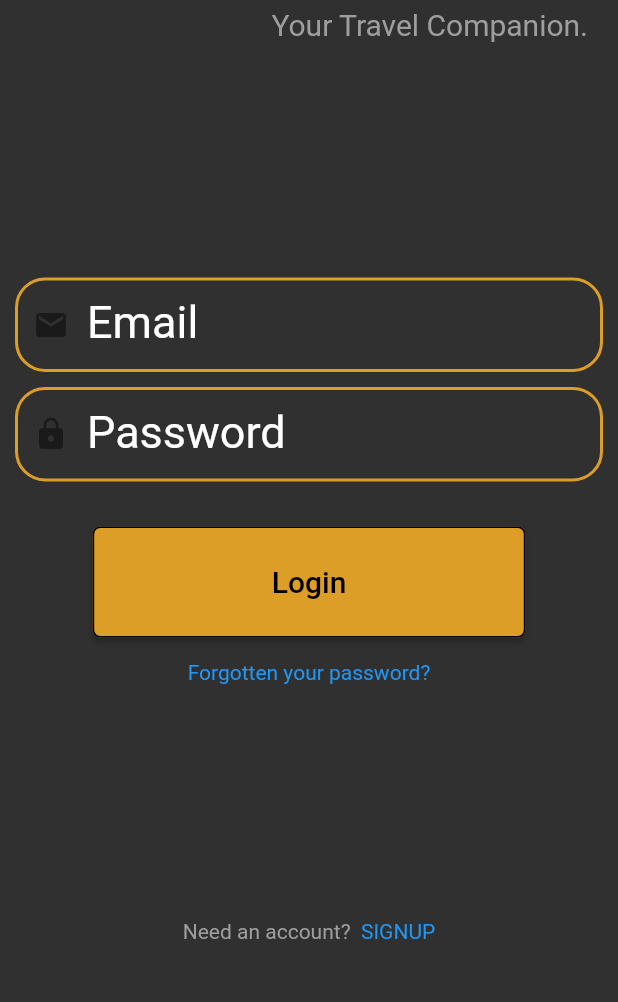
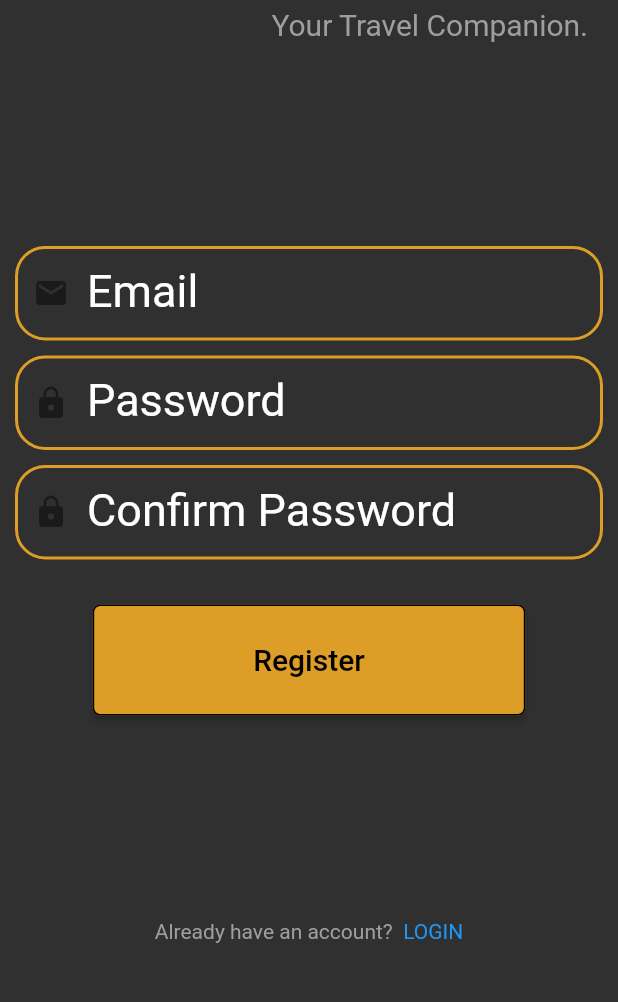
Before and after one commit to Karimajed9/RouteScout, a Flutter app: the Login screen opened by its route, after a tap on "SIGNUP", on a phone screen of 412 x 824 dp, the part 186-1188 px from its top. Run offline on Flutter 3.47's test engine with Material 2 defaults, Android fonts, the phone set to English and light mode, and no system bars; our stand-ins replace auto_size_text, connectivity, flutter_offline, numberpicker, shared_preferences; missing offline and left inert: animator, date_range_picker; accounts and stored records are empty; Roboto replaces fonts that are missing (Raleway).

Commit message:
Added Registering

```diff
--- a/airline/lib/screens/login.dart
+++ b/airline/lib/screens/login.dart
@@ -1,4 +1,6 @@
 import 'package:flutter/material.dart';
+
+import './register.dart';
 
 class Login extends StatefulWidget {
   //const Login({Key key}) : super(key: key);
@@ -280,7 +282,12 @@ class _LoginState extends State<Login> {
                                 color: Colors.blue,
                               ),
                             ),
-                            onTap: () {},
+                            onTap: () {
+                              var route = MaterialPageRoute(
+                                builder: (BuildContext context) => Register(),
+                              );
+                              Navigator.of(context).push(route);
+                            },
                           ),
                         ],
                       ),
--- /dev/null
+++ b/airline/lib/screens/register.dart
@@ -0,0 +1,329 @@
+import 'package:flutter/material.dart';
+
+import './login.dart';
+
+class Register extends StatefulWidget {
+  //const Login({Key key}) : super(key: key);
+  @override
+  _RegisterState createState() => _RegisterState();
+}
+
+class _RegisterState extends State<Register> {
+  bool _logged = false;
+  TextEditingController emailController;
+  TextEditingController passwordController;
+  TextEditingController confirmpasswordController;
+  final _formKey = GlobalKey<FormState>();
+
+  @override
+  void initState() {
+    super.initState();
+    emailController = new TextEditingController(text: '');
+    passwordController = new TextEditingController(text: '');
+    confirmpasswordController = new TextEditingController(text: '');
+  }
+
+  @override
+  void dispose() {
+    emailController.dispose();
+    passwordController.dispose();
+    confirmpasswordController.dispose();
+    super.dispose();
+  }
+
+  Widget loggedIn() {
+    return Center(
+      child: Column(
+          mainAxisAlignment: MainAxisAlignment.center,
+          children: <Widget>[
+            Text("You are logged in!"),
+            FlatButton(
+              onPressed: () {
+                setState(() {
+                  _logged = false;
+                });
+              },
+              child: Text(
+                "Logout",
+              ),
+            )
+          ]),
+    );
+  }
+
+  @override
+  Widget build(BuildContext context) {
+    final mediaQuery = MediaQuery.of(context);
+    return Scaffold(
+      backgroundColor: Colors.grey[850],
+      body: _logged
+          ? loggedIn()
+          : SingleChildScrollView(
+              child: GestureDetector(
+                behavior: HitTestBehavior.translucent,
+                onTap: () {
+                  FocusScope.of(context).unfocus();
+                },
+                child: Container(
+                  width: double.maxFinite,
+                  height: mediaQuery.size.height -
+                      mediaQuery.padding.bottom -
+                      kBottomNavigationBarHeight,
+                  padding: EdgeInsets.only(
+                    top: 15,
+                    left: 10,
+                    right: 10,
+                    bottom: 15,
+                  ),
+                  child: Column(
+                    mainAxisAlignment: MainAxisAlignment.spaceBetween,
+                    crossAxisAlignment: CrossAxisAlignment.center,
+                    children: <Widget>[
+                      Column(
+                        children: <Widget>[
+                          Padding(
+                            padding: const EdgeInsets.only(
+                              bottom: 5,
+                              left: 10,
+                              top: 50,
+                            ),
+                            child: Row(
+                              children: <Widget>[
+                                Text("RouteScout",
+                                    style: TextStyle(
+                                      color: Color.fromRGBO(220, 158, 38, 1),
+                                      fontSize: 50,
+                                    )),
+                              ],
+                            ),
+                          ),
+                          Padding(
+                            padding: const EdgeInsets.only(right: 10),
+                            child: Row(
+                              mainAxisAlignment: MainAxisAlignment.end,
+                              children: <Widget>[
+                                Text(
+                                  "Your Travel Companion.",
+                                  style: TextStyle(
+                                      color: Colors.grey, fontSize: 20),
+                                ),
+                              ],
+                            ),
+                          ),
+                        ],
+                      ),
+                      Theme(
+                        data: new ThemeData(
+                          primaryColor: Color.fromRGBO(220, 158, 38, 1),
+                        ),
+                        child: Form(
+                          key: _formKey,
+                          child: Column(
+                            children: <Widget>[
+                              TextFormField(
+                                maxLines: 1,
+                                controller: emailController,
+                                cursorColor: Colors.grey,
+                                decoration: InputDecoration(
+                                  labelText: 'Email',
+                                  labelStyle: TextStyle(
+                                    color: Colors.white,
+                                    fontSize: 30,
+                                  ),
+                                  prefixIcon: Icon(Icons.email),
+                                  border: new OutlineInputBorder(
+                                    gapPadding: 0,
+                                    borderRadius:
+                                        new BorderRadius.circular(20.0),
+                                  ),
+                                  enabledBorder: new OutlineInputBorder(
+                                    gapPadding: 0,
+                                    borderRadius:
+                                        new BorderRadius.circular(20.0),
+                                    borderSide: BorderSide(
+                                      color: Color.fromRGBO(220, 158, 38, 1),
+                                      width: 2.0,
+                                    ),
+                                  ),
+                                ),
+                                keyboardType: TextInputType.emailAddress,
+                                style: TextStyle(
+                                  color: Color.fromRGBO(220, 158, 38, 1),
+                                  fontSize: 20,
+                                ),
+                                validator: (value) {
+                                  Pattern pattern =
+                                      r'^(([^<>()[\]\\.,;:\s@\"]+(\.[^<>()[\]\\.,;:\s@\"]+)*)|(\".+\"))@((\[[0-9]{1,3}\.[0-9]{1,3}\.[0-9]{1,3}\.[0-9]{1,3}\])|(([a-zA-Z\-0-9]+\.)+[a-zA-Z]{2,}))$';
+                                  RegExp regex = new RegExp(pattern);
+                                  if (!regex.hasMatch(value))
+                                    return 'Please Enter a Valid Email';
+                                  else
+                                    return null;
+                                },
+                              ),
+                              Padding(
+                                padding: EdgeInsets.symmetric(vertical: 5),
+                              ),
+                              TextFormField(
+                                controller: passwordController,
+                                cursorColor: Colors.grey,
+                                maxLines: 1,
+                                decoration: InputDecoration(
+                                  labelText: 'Password',
+                                  labelStyle: TextStyle(
+                                    color: Colors.white,
+                                    fontSize: 30,
+                                  ),
+                                  prefixIcon: Icon(Icons.lock),
+                                  border: new OutlineInputBorder(
+                                    borderSide: BorderSide(color: Colors.blue),
+                                    gapPadding: 0,
+                                    borderRadius:
+                                        new BorderRadius.circular(20.0),
+                                  ),
+                                  enabledBorder: new OutlineInputBorder(
+                                    gapPadding: 0,
+                                    borderRadius:
+                                        new BorderRadius.circular(20.0),
+                                    borderSide: BorderSide(
+                                      color: Color.fromRGBO(220, 158, 38, 1),
+                                      width: 2.0,
+                                    ),
+                                  ),
+                                ),
+                                obscureText: true,
+                                enableInteractiveSelection: false,
+                                style: TextStyle(
+                                  color: Color.fromRGBO(220, 158, 38, 1),
+                                  fontSize: 20,
+                                ),
+                                validator: (value) {
+                                  if (value.isEmpty) {
+                                    return 'Please Enter a Valid Password';
+                                  }
+                                  return null;
+                                },
+                              ),
+                              Padding(
+                                padding: EdgeInsets.symmetric(vertical: 5),
+                              ),
+                              TextFormField(
+                                controller: confirmpasswordController,
+                                cursorColor: Colors.grey,
+                                maxLines: 1,
+                                decoration: InputDecoration(
+                                  labelText: 'Confirm Password',
+                                  labelStyle: TextStyle(
+                                    color: Colors.white,
+                                    fontSize: 30,
+                                  ),
+                                  prefixIcon: Icon(Icons.lock),
+                                  border: new OutlineInputBorder(
+                                    borderSide: BorderSide(color: Colors.blue),
+                                    gapPadding: 0,
+                                    borderRadius:
+                                        new BorderRadius.circular(20.0),
+                                  ),
+                                  enabledBorder: new OutlineInputBorder(
+                                    gapPadding: 0,
+                                    borderRadius:
+                                        new BorderRadius.circular(20.0),
+                                    borderSide: BorderSide(
+                                      color: Color.fromRGBO(220, 158, 38, 1),
+                                      width: 2.0,
+                                    ),
+                                  ),
+                                ),
+                                obscureText: true,
+                                enableInteractiveSelection: false,
+                                style: TextStyle(
+                                  color: Color.fromRGBO(220, 158, 38, 1),
+                                  fontSize: 20,
+                                ),
+                                validator: (value) {
+                                  if (value != passwordController.text) {
+                                    return 'Passwords do not match';
+                                  }
+                                  return null;
+                                },
+                              ),
+                              Padding(
+                                padding: const EdgeInsets.only(
+                                  top: 30,
+                                ),
+                                child: Column(
+                                  children: <Widget>[
+                                    ButtonTheme(
+                                      minWidth: mediaQuery.size.width * 0.7,
+                                      height: mediaQuery.size.height * 0.09,
+                                      child: RaisedButton(
+                                        color: Color.fromRGBO(220, 158, 38, 1),
+                                        child: Text(
+                                          'Register',
+                                          style: TextStyle(
+                                              fontSize: 20,
+                                              color: Colors.black),
+                                        ),
+                                        shape: RoundedRectangleBorder(
+                                          borderRadius:
+                                              BorderRadius.circular(5),
+                                          side: BorderSide(
+                                              color: Colors.black,
+                                              width: 1,
+                                              style: BorderStyle.solid),
+                                        ),
+                                        onPressed: () {
+                                          if (_formKey.currentState
+                                              .validate()) {
+                                            /*
+                                    Scaffold.of(context).showSnackBar(SnackBar(
+                                        content: Text('Creating Account...')));
+                                    */
+                                            if (emailController.text != "" &&
+                                                passwordController.text != "") {
+                                              setState(() {
+                                                Navigator.of(context).pop();
+                                              });
+                                            }
+                                          }
+                                        },
+                                      ),
+                                    ),
+                                  ],
+                                ),
+                              ),
+                            ],
+                          ),
+                        ),
+                      ),
+                      Row(
+                        mainAxisAlignment: MainAxisAlignment.center,
+                        children: <Widget>[
+                          Text(
+                            "Already have an account?  ",
+                            style: TextStyle(
+                              color: Colors.grey,
+                            ),
+                          ),
+                          InkWell(
+                            child: new Text(
+                              'LOGIN',
+                              textAlign: TextAlign.center,
+                              style: TextStyle(
+                                color: Colors.blue,
+                              ),
+                            ),
+                            onTap: () {
+                              Navigator.of(context).pop();
+                            },
+                          ),
+                        ],
+                      ),
+                    ],
+                  ),
+                ),
+              ),
+            ),
+    );
+  }
+}
```
Also changed, not shown: 1 other file.
